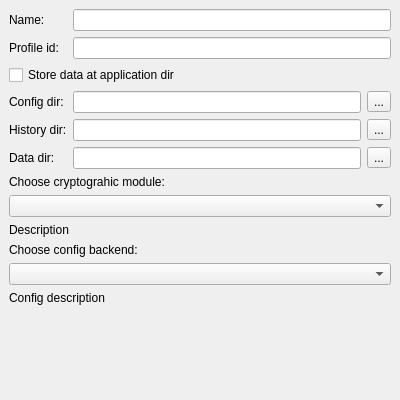
This is core/src/widgets/profilecreationpage.ui in euroelessar/qutim as Qt 5 draws it before an edit. The edited form follows.
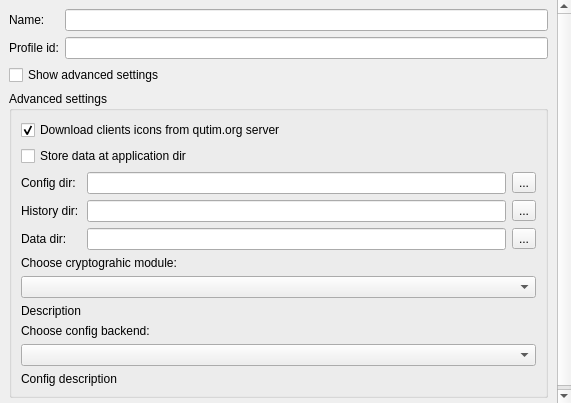
This is the edited form.

```diff
--- a/core/src/widgets/profilecreationpage.ui
+++ b/core/src/widgets/profilecreationpage.ui
@@ -6,8 +6,8 @@
    <rect>
     <x>0</x>
     <y>0</y>
-    <width>400</width>
-    <height>400</height>
+    <width>571</width>
+    <height>403</height>
    </rect>
   </property>
   <property name="windowTitle">
@@ -30,11 +30,11 @@
        <rect>
         <x>0</x>
         <y>0</y>
-        <width>400</width>
-        <height>394</height>
+        <width>571</width>
+        <height>403</height>
        </rect>
       </property>
-      <layout class="QFormLayout" name="formLayout">
+      <layout class="QFormLayout" name="formLayout_2">
        <item row="0" column="0">
         <widget class="QLabel" name="label">
          <property name="text">
@@ -63,14 +63,44 @@
          </property>
         </widget>
        </item>
-       <item row="3" column="0">
+       <item row="2" column="0" colspan="2">
+        <widget class="QCheckBox" name="advancedBox">
+         <property name="text">
+          <string>Show advanced settings</string>
+         </property>
+        </widget>
+       </item>
+       <item row="3" column="0" colspan="2">
+        <widget class="QGroupBox" name="advancedGroup">
+         <property name="title">
+          <string>Advanced settings</string>
+         </property>
+         <layout class="QFormLayout" name="formLayout">
+          <item row="0" column="0" colspan="2">
+           <widget class="QCheckBox" name="downloadClientsBox">
+            <property name="text">
+             <string>Download clients icons from qutim.org server</string>
+            </property>
+            <property name="checked">
+             <bool>true</bool>
+            </property>
+           </widget>
+          </item>
+          <item row="1" column="0" colspan="2">
+           <widget class="QCheckBox" name="portableBox">
+            <property name="text">
+             <string>Store data at application dir</string>
+            </property>
+           </widget>
+          </item>
+          <item row="2" column="0">
         <widget class="QLabel" name="label_3">
          <property name="text">
           <string>Config dir:</string>
          </property>
         </widget>
        </item>
-       <item row="3" column="1">
+          <item row="2" column="1">
         <layout class="QHBoxLayout" name="horizontalLayout">
          <item>
           <widget class="QLineEdit" name="configEdit"/>
@@ -84,7 +114,14 @@
          </item>
         </layout>
        </item>
-       <item row="4" column="1">
+          <item row="3" column="0">
+           <widget class="QLabel" name="label_4">
+            <property name="text">
+             <string>History dir:</string>
+            </property>
+           </widget>
+          </item>
+          <item row="3" column="1">
         <layout class="QHBoxLayout" name="horizontalLayout_2">
          <item>
           <widget class="QLineEdit" name="historyEdit"/>
@@ -98,42 +135,38 @@
          </item>
         </layout>
        </item>
-       <item row="6" column="1">
-        <layout class="QHBoxLayout" name="horizontalLayout_3">
-         <item>
-          <widget class="QLineEdit" name="dataEdit"/>
-         </item>
-         <item>
-          <widget class="QToolButton" name="dataButton">
-           <property name="text">
-            <string>...</string>
-           </property>
-          </widget>
-         </item>
-        </layout>
-       </item>
        <item row="4" column="0">
-        <widget class="QLabel" name="label_4">
-         <property name="text">
-          <string>History dir:</string>
-         </property>
-        </widget>
-       </item>
-       <item row="6" column="0">
         <widget class="QLabel" name="label_5">
          <property name="text">
           <string>Data dir:</string>
          </property>
         </widget>
        </item>
-       <item row="2" column="0" colspan="2">
-        <widget class="QCheckBox" name="portableBox">
+          <item row="4" column="1">
+           <layout class="QHBoxLayout" name="horizontalLayout_3">
+            <item>
+             <widget class="QLineEdit" name="dataEdit"/>
+            </item>
+            <item>
+             <widget class="QToolButton" name="dataButton">
          <property name="text">
-          <string>Store data at application dir</string>
+               <string>...</string>
          </property>
         </widget>
        </item>
-       <item row="9" column="0" colspan="2">
+           </layout>
+          </item>
+          <item row="5" column="0" colspan="2">
+           <widget class="QLabel" name="label_6">
+            <property name="text">
+             <string>Choose cryptograhic module:</string>
+            </property>
+           </widget>
+          </item>
+          <item row="6" column="0" colspan="2">
+           <widget class="QComboBox" name="cryptoBox"/>
+          </item>
+          <item row="7" column="0">
         <widget class="QLabel" name="cryptoDescription">
          <property name="text">
           <string notr="true">Description</string>
@@ -144,26 +177,16 @@
         </widget>
        </item>
        <item row="8" column="0" colspan="2">
-        <widget class="QComboBox" name="cryptoBox"/>
-       </item>
-       <item row="7" column="0" colspan="2">
-        <widget class="QLabel" name="label_6">
-         <property name="text">
-          <string>Choose cryptograhic module:</string>
-         </property>
-        </widget>
-       </item>
-       <item row="10" column="0" colspan="2">
         <widget class="QLabel" name="label_7">
          <property name="text">
           <string>Choose config backend:</string>
          </property>
         </widget>
        </item>
-       <item row="11" column="0" colspan="2">
+          <item row="9" column="0" colspan="2">
         <widget class="QComboBox" name="configBox"/>
        </item>
-       <item row="12" column="0" colspan="2">
+          <item row="10" column="0" colspan="2">
         <widget class="QLabel" name="configDescription">
          <property name="text">
           <string notr="true">Config description</string>
@@ -175,6 +198,9 @@
        </item>
       </layout>
      </widget>
+       </item>
+      </layout>
+     </widget>
     </widget>
    </item>
   </layout>
```
Left out of the diff: 19 changed lines with no effect on the pictures. Lines whose indentation alone changed are shown as unchanged.
